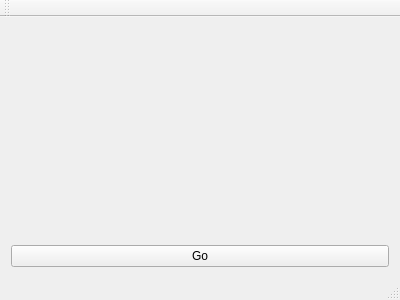
Before: the Qt Designer form grogqt/grogqt/mainwindow.ui in alban-rochel/grog, drawn with Qt 5.
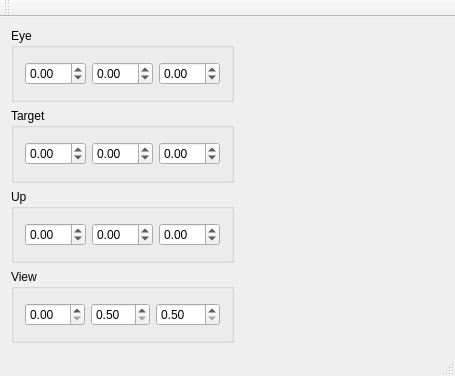
After: the same form once the commit is applied.

Commit message: Decent debugging gui

The edit to the form file:
```diff
--- a/grogqt/grogqt/mainwindow.ui
+++ b/grogqt/grogqt/mainwindow.ui
@@ -6,15 +6,208 @@
    <rect>
     <x>0</x>
     <y>0</y>
-    <width>400</width>
-    <height>300</height>
+    <width>455</width>
+    <height>376</height>
    </rect>
   </property>
   <property name="windowTitle">
    <string>MainWindow</string>
   </property>
   <widget class="QWidget" name="centralWidget">
-   <layout class="QVBoxLayout" name="verticalLayout">
+   <layout class="QHBoxLayout" name="horizontalLayout">
+    <item>
+     <layout class="QVBoxLayout" name="verticalLayout">
+      <item>
+       <widget class="QGroupBox" name="groupBox">
+        <property name="title">
+         <string>Eye</string>
+        </property>
+        <layout class="QHBoxLayout" name="horizontalLayout_2">
+         <item>
+          <widget class="QDoubleSpinBox" name="eyeXSpinBox">
+           <property name="minimum">
+            <double>-10.000000000000000</double>
+           </property>
+           <property name="maximum">
+            <double>10.000000000000000</double>
+           </property>
+           <property name="singleStep">
+            <double>0.100000000000000</double>
+           </property>
+          </widget>
+         </item>
+         <item>
+          <widget class="QDoubleSpinBox" name="eyeYSpinBox">
+           <property name="minimum">
+            <double>-10.000000000000000</double>
+           </property>
+           <property name="maximum">
+            <double>10.000000000000000</double>
+           </property>
+           <property name="singleStep">
+            <double>0.200000000000000</double>
+           </property>
+          </widget>
+         </item>
+         <item>
+          <widget class="QDoubleSpinBox" name="eyeZSpinBox">
+           <property name="minimum">
+            <double>-10.000000000000000</double>
+           </property>
+           <property name="maximum">
+            <double>10.000000000000000</double>
+           </property>
+           <property name="singleStep">
+            <double>0.200000000000000</double>
+           </property>
+          </widget>
+         </item>
+        </layout>
+       </widget>
+      </item>
+      <item>
+       <widget class="QGroupBox" name="groupBox_2">
+        <property name="title">
+         <string>Target</string>
+        </property>
+        <layout class="QHBoxLayout" name="horizontalLayout_3">
+         <item>
+          <widget class="QDoubleSpinBox" name="targetXSpinBox">
+           <property name="minimum">
+            <double>-10.000000000000000</double>
+           </property>
+           <property name="maximum">
+            <double>10.000000000000000</double>
+           </property>
+           <property name="singleStep">
+            <double>0.200000000000000</double>
+           </property>
+          </widget>
+         </item>
+         <item>
+          <widget class="QDoubleSpinBox" name="targetYSpinBox">
+           <property name="minimum">
+            <double>-10.000000000000000</double>
+           </property>
+           <property name="maximum">
+            <double>10.000000000000000</double>
+           </property>
+           <property name="singleStep">
+            <double>0.200000000000000</double>
+           </property>
+          </widget>
+         </item>
+         <item>
+          <widget class="QDoubleSpinBox" name="targetZSpinBox">
+           <property name="minimum">
+            <double>-10.000000000000000</double>
+           </property>
+           <property name="maximum">
+            <double>10.000000000000000</double>
+           </property>
+           <property name="singleStep">
+            <double>0.200000000000000</double>
+           </property>
+          </widget>
+         </item>
+        </layout>
+       </widget>
+      </item>
+      <item>
+       <widget class="QGroupBox" name="groupBox_3">
+        <property name="title">
+         <string>Up</string>
+        </property>
+        <layout class="QHBoxLayout" name="horizontalLayout_4">
+         <item>
+          <widget class="QDoubleSpinBox" name="upXSpinBox">
+           <property name="minimum">
+            <double>-10.000000000000000</double>
+           </property>
+           <property name="maximum">
+            <double>10.000000000000000</double>
+           </property>
+           <property name="singleStep">
+            <double>0.200000000000000</double>
+           </property>
+          </widget>
+         </item>
+         <item>
+          <widget class="QDoubleSpinBox" name="upYSpinBox">
+           <property name="minimum">
+            <double>-10.000000000000000</double>
+           </property>
+           <property name="maximum">
+            <double>10.000000000000000</double>
+           </property>
+           <property name="singleStep">
+            <double>0.200000000000000</double>
+           </property>
+          </widget>
+         </item>
+         <item>
+          <widget class="QDoubleSpinBox" name="upZSpinBox">
+           <property name="minimum">
+            <double>-10.000000000000000</double>
+           </property>
+           <property name="maximum">
+            <double>10.000000000000000</double>
+           </property>
+           <property name="singleStep">
+            <double>0.200000000000000</double>
+           </property>
+          </widget>
+         </item>
+        </layout>
+       </widget>
+      </item>
+      <item>
+       <widget class="QGroupBox" name="groupBox_4">
+        <property name="title">
+         <string>View</string>
+        </property>
+        <layout class="QHBoxLayout" name="horizontalLayout_5">
+         <item>
+          <widget class="QDoubleSpinBox" name="fovSpinBox">
+           <property name="maximum">
+            <double>5.000000000000000</double>
+           </property>
+           <property name="singleStep">
+            <double>0.010000000000000</double>
+           </property>
+          </widget>
+         </item>
+         <item>
+          <widget class="QDoubleSpinBox" name="nearSpinBox">
+           <property name="minimum">
+            <double>0.500000000000000</double>
+           </property>
+           <property name="maximum">
+            <double>5.000000000000000</double>
+           </property>
+           <property name="singleStep">
+            <double>0.100000000000000</double>
+           </property>
+          </widget>
+         </item>
+         <item>
+          <widget class="QDoubleSpinBox" name="farSpinBox">
+           <property name="minimum">
+            <double>0.500000000000000</double>
+           </property>
+           <property name="maximum">
+            <double>100.000000000000000</double>
+           </property>
+           <property name="singleStep">
+            <double>0.100000000000000</double>
+           </property>
+          </widget>
+         </item>
+        </layout>
+       </widget>
+      </item>
+     </layout>
+    </item>
     <item>
      <widget class="QLabel" name="label">
       <property name="text">
@@ -22,13 +215,6 @@
       </property>
      </widget>
     </item>
-    <item>
-     <widget class="QPushButton" name="goButton">
-      <property name="text">
-       <string>Go</string>
-      </property>
-     </widget>
-    </item>
    </layout>
   </widget>
   <widget class="QMenuBar" name="menuBar">
```
Left out of the diff: 4 changed lines with no effect on the pictures. The commit also changes 2 other files.
